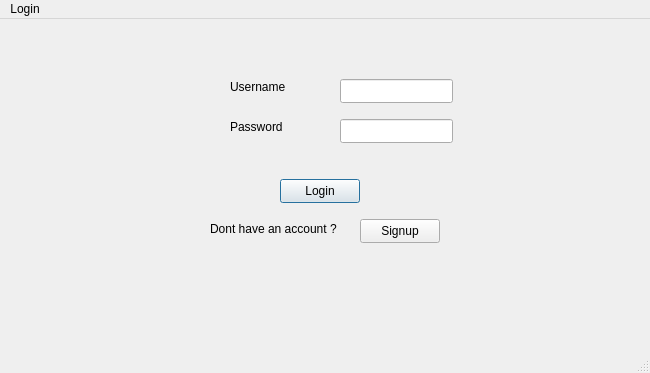
This is loginwindow.ui in Aayam73/Bus-Management-System as Qt 5 draws it before an edit. The edited form follows.
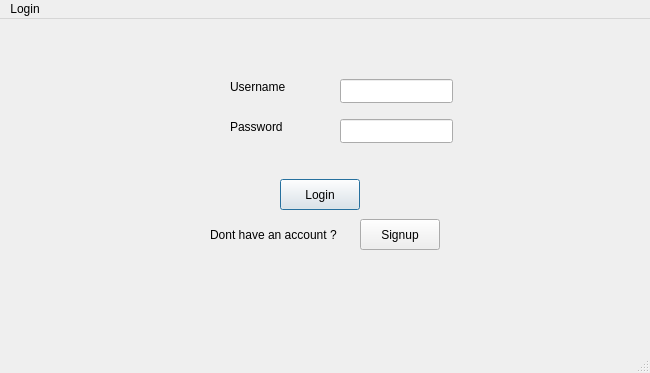
This is the edited form.

What changed in the file:
```diff
--- a/loginwindow.ui
+++ b/loginwindow.ui
@@ -75,7 +75,7 @@
       <x>280</x>
       <y>160</y>
       <width>80</width>
-      <height>24</height>
+      <height>31</height>
      </rect>
     </property>
     <property name="text">
@@ -91,7 +91,7 @@
       <x>360</x>
       <y>200</y>
       <width>80</width>
-      <height>24</height>
+      <height>31</height>
      </rect>
     </property>
     <property name="text">
@@ -104,7 +104,7 @@
       <x>210</x>
       <y>200</y>
       <width>141</width>
-      <height>20</height>
+      <height>31</height>
      </rect>
     </property>
     <property name="text">
```
